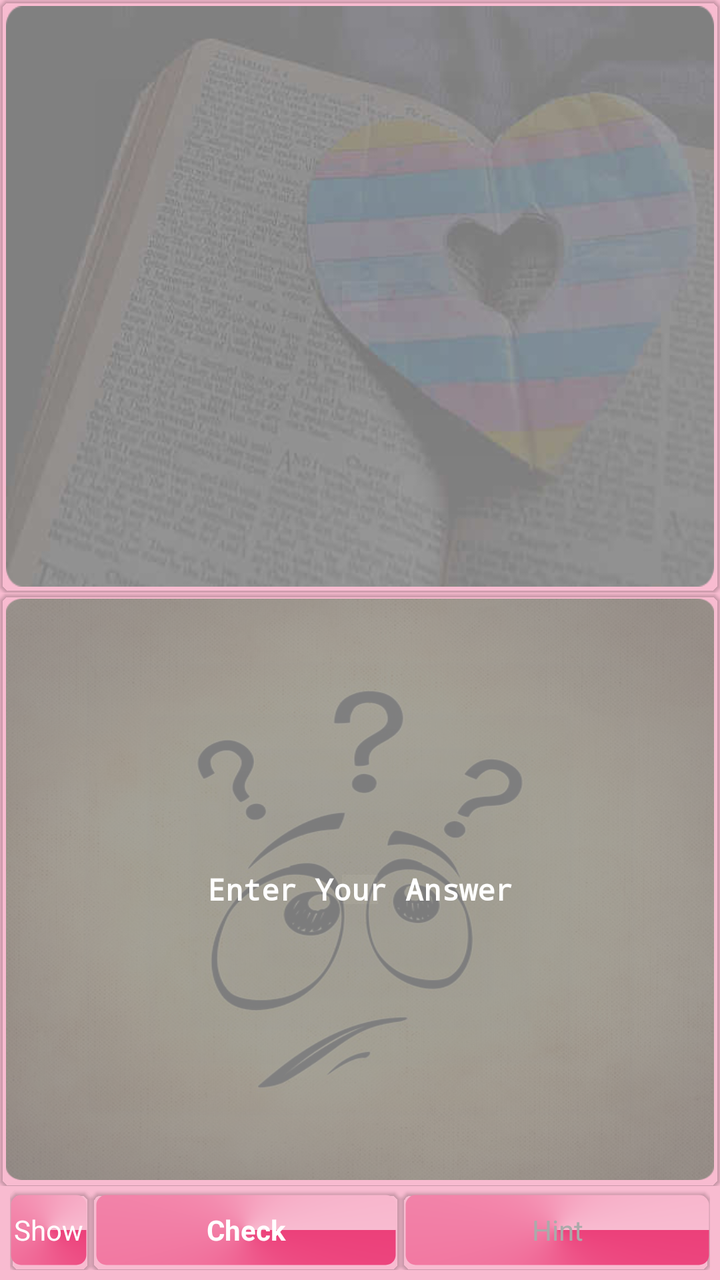
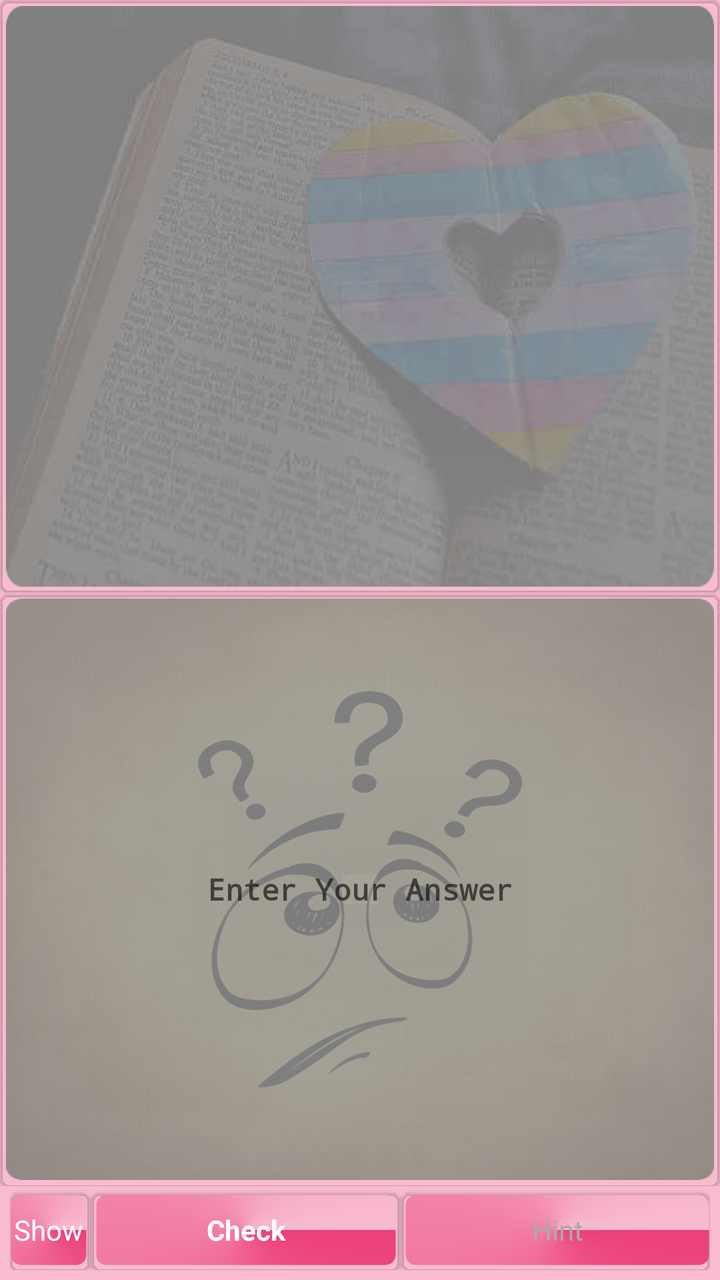

Before-and-after screenshots of an Android layout around one commit, followed by the original layout XML and the change that was made.
<!-- AndroidManifest.xml: application theme MyMaterialTheme -->
<!-- res/layout/content_test.xml -->
<?xml version="1.0" encoding="utf-8"?>
<RelativeLayout
    xmlns:android="http://schemas.android.com/apk/res/android"
    xmlns:android.support.v7.cardview="http://schemas.android.com/apk/res-auto"
    xmlns:tools="http://schemas.android.com/tools"
    xmlns:app="http://schemas.android.com/apk/res-auto"
    android:layout_width="match_parent"
    android:layout_height="match_parent"
    app:layout_behavior="@string/appbar_scrolling_view_behavior"
    tools:context="com.ahmedsameha1.studyvocabularyfive.TestActivity"
    tools:showIn="@layout/app_bar_test">

    <LinearLayout
        android:id="@+id/container"
        android:layout_width="match_parent"
        android:layout_height="match_parent"
        android:orientation="vertical"
        android:weightSum="2">

        <LinearLayout
            android:id="@+id/question_linearlayout"
            android:layout_width="match_parent"
            android:layout_height="0dp"
            android:layout_margin="0dp"
            android:layout_weight="1"
            android:background="@drawable/show_question_background"
            android:padding="0dp">

            <android.support.v7.widget.CardView
                android:layout_width="match_parent"
                android:layout_height="match_parent"
                android.support.v7.cardview:cardBackgroundColor="@android:color/transparent"
                android.support.v7.cardview:cardCornerRadius="5dp"
                android.support.v7.cardview:cardElevation="1dp">

                <TextView
                    android:id="@+id/display_question"
                    android:layout_width="match_parent"
                    android:layout_height="match_parent"
                    android:background="@drawable/text_bordered_transperant"
                    android:gravity="center"
                    android:minLines="1"
                    android:padding="5dp"
                    android:scrollbarAlwaysDrawVerticalTrack="true"
                    android:scrollbars="vertical"
                    android:textColor="#FFFFFF"
                    android:textColorHint="#FFFFFF"
                    android:textSize="15sp"
                    android:textStyle="bold"
                    android:typeface="monospace" />
            </android.support.v7.widget.CardView>
        </LinearLayout>

        <LinearLayout
            android:id="@+id/result"
            android:layout_width="match_parent"
            android:layout_height="0dp"
            android:layout_margin="0dp"
            android:layout_weight="1"
            android:background="@drawable/enter_answer_background"
            android:padding="0dp">

            <android.support.v7.widget.CardView
                android:layout_width="match_parent"
                android:layout_height="match_parent"
                android.support.v7.cardview:cardBackgroundColor="@android:color/transparent"
                android.support.v7.cardview:cardCornerRadius="5dp"
                android.support.v7.cardview:cardElevation="1dp">

                <EditText
                    android:id="@+id/enter_answer"
                    android:layout_width="match_parent"
                    android:layout_height="match_parent"
                    android:layout_gravity="center"
                    android:background="@drawable/text_bordered_transperant"
                    android:enabled="true"
                    android:gravity="center"
                    android:hint="@string/enter_your_answer"
                    android:imeOptions="flagNoExtractUi"
                    android:inputType="textNoSuggestions|textMultiLine"
                    android:minLines="1"
                    android:padding="5dp"
                    android:scrollbarAlwaysDrawVerticalTrack="true"
                    android:textColor="#FFFFFF"
                    android:textColorHint="#FFFFFF"
                    android:textSize="15sp"
                    android:textStyle="bold"
                    android:typeface="monospace" />
            </android.support.v7.widget.CardView>
        </LinearLayout>

        <LinearLayout
            android:layout_width="match_parent"
            android:layout_height="40dp"
            android:layout_marginBottom="5dp"
            android:layout_marginLeft="5dp"
            android:layout_marginRight="5dp"
            android:layout_marginTop="2dp">

            <android.support.v7.widget.CardView
                android:layout_width="wrap_content"
                android:layout_height="match_parent"
                android:layout_weight="0"
                android.support.v7.cardview:cardBackgroundColor="@android:color/transparent"
                android.support.v7.cardview:cardCornerRadius="5dp"
                android.support.v7.cardview:cardElevation="1dp">

                <TextView
                    android:id="@+id/show_actionbar"
                    android:layout_width="match_parent"
                    android:layout_height="match_parent"
                    android:layout_marginBottom="2dp"
                    android:layout_marginRight="2dp"
                    android:layout_marginTop="2dp"
                    android:layout_weight="1"
                    android:background="@drawable/text_bordered_colored"
                    android:gravity="center"
                    android:padding="2dp"
                    android:text="@string/show"
                    android:textColor="@android:color/white" />
            </android.support.v7.widget.CardView>

            <android.support.v7.widget.CardView
                android:layout_width="0dp"
                android:layout_height="match_parent"
                android:layout_weight="1"
                android.support.v7.cardview:cardBackgroundColor="@android:color/transparent"
                android.support.v7.cardview:cardCornerRadius="5dp"
                android.support.v7.cardview:cardElevation="1dp">

                <TextView
                    android:id="@+id/check"
                    android:layout_width="match_parent"
                    android:layout_height="match_parent"
                    android:layout_margin="2dp"
                    android:layout_weight="1"
                    android:background="@drawable/text_bordered_colored"
                    android:enabled="true"
                    android:gravity="center"
                    android:padding="2dp"
                    android:text="@string/check"
                    android:textColor="@android:color/white"
                    android:textStyle="bold" />
            </android.support.v7.widget.CardView>

            <android.support.v7.widget.CardView
                android:layout_width="0dp"
                android:layout_height="match_parent"
                android:layout_weight="1"
                android.support.v7.cardview:cardBackgroundColor="@android:color/transparent"
                android.support.v7.cardview:cardCornerRadius="5dp"
                android.support.v7.cardview:cardElevation="1dp">

                <TextView
                    android:id="@+id/next_hint"
                    android:layout_width="match_parent"
                    android:layout_height="match_parent"
                    android:layout_marginBottom="2dp"
                    android:layout_marginLeft="2dp"
                    android:layout_marginTop="2dp"
                    android:layout_weight="1"
                    android:background="@drawable/text_bordered_colored"
                    android:enabled="false"
                    android:gravity="center"
                    android:padding="2dp"
                    android:text="@string/hint"
                    android:textColor="@drawable/textview_enabled_disabled_selector" />
            </android.support.v7.widget.CardView>
        </LinearLayout>

    </LinearLayout>

</RelativeLayout>
<!-- res/layout/app_bar_test.xml (included above) -->
<?xml version="1.0" encoding="utf-8"?>
<android.support.design.widget.CoordinatorLayout xmlns:android="http://schemas.android.com/apk/res/android"
    xmlns:app="http://schemas.android.com/apk/res-auto"
    xmlns:tools="http://schemas.android.com/tools"
    android:layout_width="match_parent"
    android:layout_height="match_parent"
    android:fitsSystemWindows="true">

    <android.support.design.widget.AppBarLayout
        android:layout_width="match_parent"
        android:layout_height="wrap_content"
        android:theme="@style/AppTheme.AppBarOverlay">
        <android.support.v7.widget.Toolbar xmlns:app="http://schemas.android.com/apk/res-auto"
            android:id="@+id/toolbar"
            android:layout_width="fill_parent"
            android:layout_height="?attr/actionBarSize"
            android:background="?attr/colorPrimary"
            android:minHeight="?attr/actionBarSize">

            <LinearLayout
                android:layout_width="match_parent"
                android:layout_height="wrap_content"
                android:weightSum="4">

                <LinearLayout
                    android:layout_width="0dp"
                    android:layout_height="wrap_content"
                    android:layout_weight="3">


                    <TextView
                        android:id="@+id/number_of_questions"
                        android:layout_width="0dp"
                        android:layout_height="wrap_content"
                        android:layout_gravity="center"
                        android:layout_weight="1"
                        android:gravity="center"
                        android:textColor="#EA80FC"
                        android:textStyle="bold"/>

                    <TextView
                        android:id="@+id/remaining_question_counter"
                        android:layout_width="0dp"
                        android:layout_height="wrap_content"
                        android:layout_gravity="center"
                        android:layout_weight="1"
                        android:gravity="center"
                        android:textColor="#EA80FC"
                        android:textStyle="bold"/>

                    <TextView
                        android:id="@+id/trys"
                        android:layout_width="0dp"
                        android:layout_height="wrap_content"
                        android:layout_gravity="center"
                        android:layout_weight="1"
                        android:gravity="center"
                        android:textColor="#EA80FC"
                        android:textStyle="bold"/>

                </LinearLayout>

                <LinearLayout
                    android:layout_width="0dp"
                    android:layout_height="wrap_content"
                    android:layout_weight="1"></LinearLayout>
            </LinearLayout>

        </android.support.v7.widget.Toolbar>
        <View android:layout_width="match_parent"
            android:layout_height="4dp"
            android:background="@drawable/toolbar_drop_shadow"/>
    </android.support.design.widget.AppBarLayout>

    <include layout="@layout/content_test" />

</android.support.design.widget.CoordinatorLayout>
<!-- resources referenced by this layout -->
<resources>
  <!-- drawable enter_answer_background (drawable) -->
  <?xml version="1.0" encoding="utf-8"?>
  <inset xmlns:android="http://schemas.android.com/apk/res/android"
      android:drawable="@drawable/smiley_question_marks_rounded_corners_15_radius"
      android:insetTop="3dp"
      android:insetBottom="3dp"
      android:insetRight="3dp"
      android:insetLeft="3dp"/>
  <!-- drawable show_question_background (drawable) -->
  <?xml version="1.0" encoding="utf-8"?>
  <inset xmlns:android="http://schemas.android.com/apk/res/android"
      android:drawable="@drawable/book_heart_rounded_corners_15_radius"
      android:insetTop="3dp"
      android:insetBottom="3dp"
      android:insetRight="3dp"
      android:insetLeft="3dp"/>
  <!-- drawable text_bordered_colored (drawable) -->
  <shape xmlns:android="http://schemas.android.com/apk/res/android"
  android:thickness="0dp"
  android:shape="rectangle">
  <stroke android:width="1dp"
      android:color="@android:color/transparent"/>
  <corners android:radius="5dp" />
  <gradient
      android:startColor="@color/colorPrimary"
      android:endColor="@color/windowBackground"
      android:type="sweep"
      android:angle="270"/>
  </shape>
  <!-- drawable text_bordered_transperant (drawable) -->
  <shape xmlns:android="http://schemas.android.com/apk/res/android"
      android:thickness="0dp"
      android:shape="rectangle">
      <stroke android:width="1dp"
          android:color="@android:color/transparent"/>
      <corners android:radius="5dp" />
      <gradient
          android:startColor="@android:color/transparent"
          android:endColor="@android:color/transparent"
          android:type="linear"
          android:angle="270"/>
  </shape>
  <!-- drawable textview_enabled_disabled_selector (drawable) -->
  <?xml version="1.0" encoding="utf-8"?>
  <selector xmlns:android="http://schemas.android.com/apk/res/android">
      <item android:state_enabled="false" android:color="@android:color/darker_gray" />
      <item android:state_enabled="true" android:color="@android:color/white"/>
  </selector>
  <!-- drawable toolbar_drop_shadow (drawable) -->
  <?xml version="1.0" encoding="utf-8"?>
  <shape xmlns:android="http://schemas.android.com/apk/res/android"
      android:shape="rectangle" >
  
      <gradient
          android:angle="90"
          android:endColor="#757575"
          android:startColor="#bdbdbd" />
  
  </shape>
  <string name="appbar_scrolling_view_behavior" translatable="false">android.support.design.widget.AppBarLayout$ScrollingViewBehavior</string>
  <string name="check">Check</string>
  <string name="enter_your_answer">Enter Your Answer</string>
  <string name="hint">Hint</string>
  <string name="show">Show</string>
  <style name="AppTheme.AppBarOverlay" parent="ThemeOverlay.AppCompat.Dark.ActionBar" />
  <style name="MyMaterialTheme" parent="MyMaterialTheme.Base">
  
      </style>
  <!-- drawable smiley_question_marks_rounded_corners_15_radius: png bitmap (drawable, 445789 bytes) -->
  <!-- drawable book_heart_rounded_corners_15_radius: png bitmap (drawable, 118245 bytes) -->
  <color name="colorPrimary">#EC407A</color>
  <color name="windowBackground">#F8BBD0</color>
  <style name="MyMaterialTheme.Base" parent="Theme.AppCompat.Light.DarkActionBar">
          <item name="windowNoTitle">true</item>
          <item name="windowActionBar">false</item>
          <item name="colorPrimary">@color/colorPrimary</item>
          <item name="colorPrimaryDark">@color/colorPrimaryDark</item>
          <item name="colorAccent">@color/colorAccent</item>
          <item name="android:windowBackground">@color/windowBackground</item>
      </style>
  <color name="colorPrimaryDark">#AD1457</color>
  <color name="colorAccent">#EA80FC</color>
</resources>

<!-- the commit's change to res/layout/content_test.xml (unified diff, before → after) -->
@@ -7,7 +7,7 @@
     android:layout_width="match_parent"
     android:layout_height="match_parent"
     app:layout_behavior="@string/appbar_scrolling_view_behavior"
-    tools:context="com.ahmedsameha1.studyvocabularyfive.TestActivity"
+    tools:context="com.ahmedsameha1.studyvocabulary.TestActivity"
     tools:showIn="@layout/app_bar_test">
 
     <LinearLayout
@@ -44,7 +44,7 @@
                     android:scrollbarAlwaysDrawVerticalTrack="true"
                     android:scrollbars="vertical"
                     android:textColor="#FFFFFF"
-                    android:textColorHint="#FFFFFF"
+
                     android:textSize="15sp"
                     android:textStyle="bold"
                     android:typeface="monospace" />
@@ -82,7 +82,7 @@
                     android:padding="5dp"
                     android:scrollbarAlwaysDrawVerticalTrack="true"
                     android:textColor="#FFFFFF"
-                    android:textColorHint="#FFFFFF"
+
                     android:textSize="15sp"
                     android:textStyle="bold"
                     android:typeface="monospace" />
@@ -209,7 +209,7 @@
                         android:layout_gravity="center"
                         android:layout_weight="1"
                         android:gravity="center"
-                        android:textColor="#EA80FC"
+                        android:textColor="#ffffff"
                         android:textStyle="bold"/>
 
                     <TextView
@@ -219,7 +219,7 @@
                         android:layout_gravity="center"
                         android:layout_weight="1"
                         android:gravity="center"
-                        android:textColor="#EA80FC"
+                        android:textColor="#ffffff"
                         android:textStyle="bold"/>
 
                     <TextView
@@ -229,7 +229,7 @@
                         android:layout_gravity="center"
                         android:layout_weight="1"
                         android:gravity="center"
-                        android:textColor="#EA80FC"
+                        android:textColor="#ffffff"
                         android:textStyle="bold"/>
 
                 </LinearLayout>
